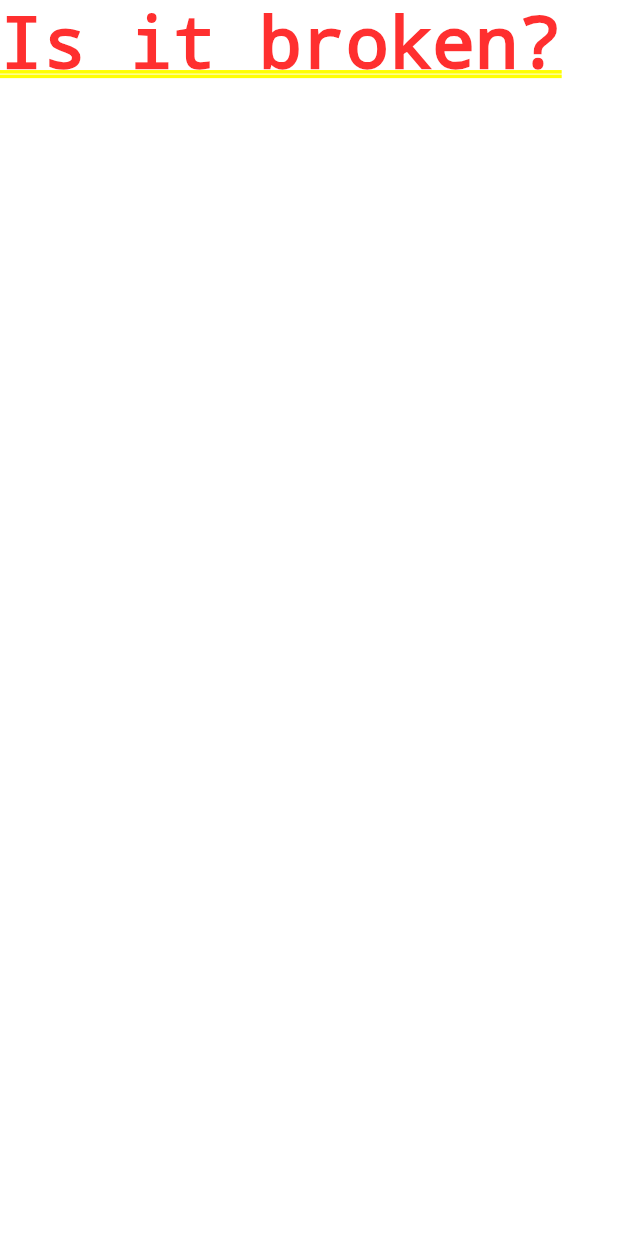
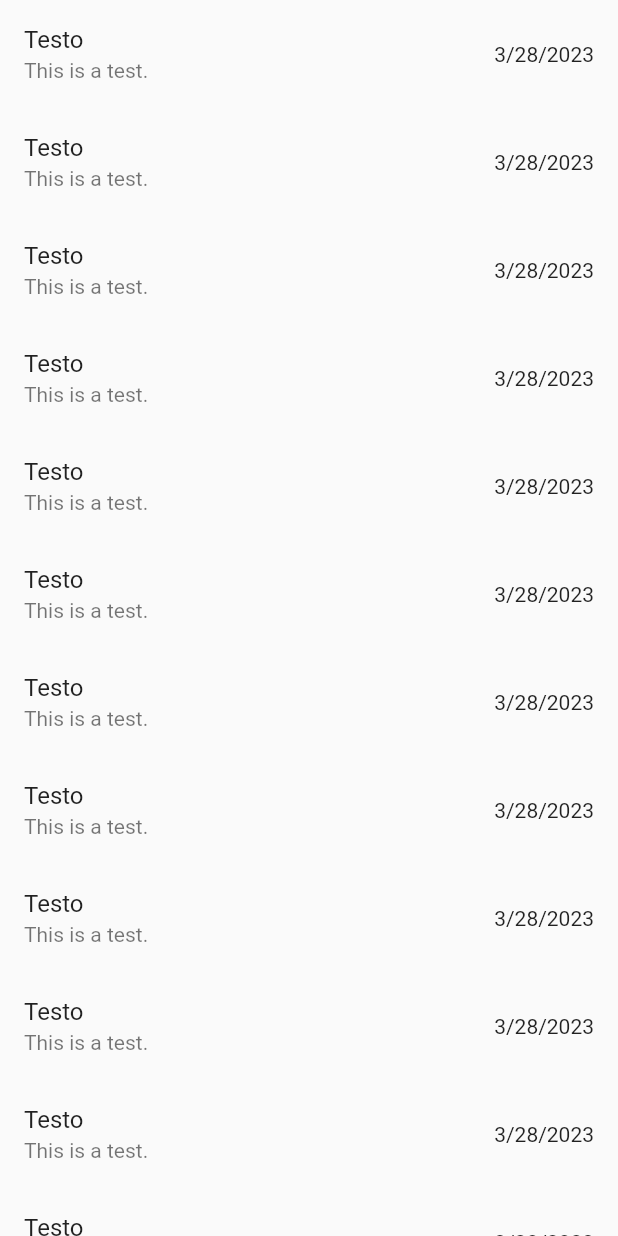
Before and after one commit to MauricioEnLaUni/Integradora-2023-CBS, a Flutter app: the screen it shows after launch, on a phone screen of 412 x 824 dp. Run offline on Flutter 3.47's test engine with Material 2 defaults, Android fonts, the phone set to English and light mode, and no system bars.

Commit message:
Started work on the timeline Added an infinitely scrolling screen

```diff
--- a/front_end/lib/main.dart
+++ b/front_end/lib/main.dart
@@ -1,4 +1,5 @@
 import 'package:flutter/material.dart';
+import 'package:front_end/src/Pages/Person/gantt.dart';
 import 'package:front_end/src/Pages/template.dart';
 
 void main() => runApp(const FictichosBuilderCRM());
@@ -8,6 +9,6 @@ class FictichosBuilderCRM extends StatelessWidget {
 
   @override
   Widget build(BuildContext context) {
-    return const Template();
+    return GanttDiagram();
   }
 }
--- /dev/null
+++ b/front_end/lib/src/Pages/Person/gantt.dart
@@ -0,0 +1,193 @@
+import 'package:flutter/material.dart';
+import 'package:intl/intl.dart' as intl;
+
+class FTask{
+  final String title;
+  final String description;
+  final List<String> assigned;
+  final DateTime starts;
+  final DateTime ends;
+
+  FTask({
+    required this.title,
+    required this.assigned,
+    required this.starts,
+    required this.ends,
+    required this.description
+  });
+}
+
+class GanttDiagram extends StatefulWidget {
+  @override
+  _GanttDiagramState createState() => _GanttDiagramState();
+}
+
+class _GanttDiagramState extends State<GanttDiagram> {
+  final List<FTask> _tasks = [
+    FTask(
+      title: "Testo",
+      description: "This is a test.",
+      assigned: ["16516489", "15616418"],
+      starts: DateTime.now(),
+      ends: DateTime(2023,4,1)
+    ),
+    FTask(
+      title: "Testo",
+      description: "This is a test.",
+      assigned: ["16516489", "15616418"],
+      starts: DateTime.now(),
+      ends: DateTime(2023,4,1)
+    ),
+    FTask(
+      title: "Testo",
+      description: "This is a test.",
+      assigned: ["16516489", "15616418"],
+      starts: DateTime.now(),
+      ends: DateTime(2023,4,1)
+    ),
+    FTask(
+      title: "Testo",
+      description: "This is a test.",
+      assigned: ["16516489", "15616418"],
+      starts: DateTime.now(),
+      ends: DateTime(2023,4,1)
+    ),
+    FTask(
+      title: "Testo",
+      description: "This is a test.",
+      assigned: ["16516489", "15616418"],
+      starts: DateTime.now(),
+      ends: DateTime(2023,4,1)
+    ),
+    FTask(
+      title: "Testo",
+      description: "This is a test.",
+      assigned: ["16516489", "15616418"],
+      starts: DateTime.now(),
+      ends: DateTime(2023,4,1)
+    ),
+    FTask(
+      title: "Testo",
+      description: "This is a test.",
+      assigned: ["16516489", "15616418"],
+      starts: DateTime.now(),
+      ends: DateTime(2023,4,1)
+    ),
+    FTask(
+      title: "Testo",
+      description: "This is a test.",
+      assigned: ["16516489", "15616418"],
+      starts: DateTime.now(),
+      ends: DateTime(2023,4,1)
+    ),
+    FTask(
+      title: "Testo",
+      description: "This is a test.",
+      assigned: ["16516489", "15616418"],
+      starts: DateTime.now(),
+      ends: DateTime(2023,4,1)
+    ),
+    FTask(
+      title: "Testo",
+      description: "This is a test.",
+      assigned: ["16516489", "15616418"],
+      starts: DateTime.now(),
+      ends: DateTime(2023,4,1)
+    ),
+    FTask(
+      title: "Testo",
+      description: "This is a test.",
+      assigned: ["16516489", "15616418"],
+      starts: DateTime.now(),
+      ends: DateTime(2023,4,1)
+    ),
+    FTask(
+      title: "Testo",
+      description: "This is a test.",
+      assigned: ["16516489", "15616418"],
+      starts: DateTime.now(),
+      ends: DateTime(2023,4,1)
+    ),
+    FTask(
+      title: "Testo",
+      description: "This is a test.",
+      assigned: ["16516489", "15616418"],
+      starts: DateTime.now(),
+      ends: DateTime(2023,4,1)
+    ),
+    FTask(
+      title: "Testo",
+      description: "This is a test.",
+      assigned: ["16516489", "15616418"],
+      starts: DateTime.now(),
+      ends: DateTime(2023,4,1)
+    ),
+    FTask(
+      title: "Testo",
+      description: "This is a test.",
+      assigned: ["16516489", "15616418"],
+      starts: DateTime.now(),
+      ends: DateTime(2023,4,1)
+    ),
+  ];
+
+  late ScrollController _scrollController;
+
+  @override
+  void initState() {
+    super.initState();
+    _scrollController = ScrollController();
+    _scrollController.addListener(_scrollListener);
+  }
+
+  @override
+  void dispose() {
+    _scrollController.removeListener(_scrollListener);
+    _scrollController.dispose();
+    super.dispose();
+  }
+
+  void _scrollListener() {
+    if (_scrollController.offset >= _scrollController.position.maxScrollExtent
+      && !_scrollController.position.outOfRange) {
+      setState(() {
+        _tasks.addAll([
+          FTask(
+            title: "Testo",
+            description: "This is a test.",
+            assigned: ["16516489", "15616418"],
+            starts: DateTime.now(),
+            ends: DateTime(2023,4,1)
+          ),
+          FTask(
+            title: "Testo",
+            description: "This is a test.",
+            assigned: ["16516489", "15616418"],
+            starts: DateTime.now(),
+            ends: DateTime(2023,4,1)
+          ),
+        ]);
+      });
+    }
+  }
+
+  @override
+  Widget build(BuildContext context) {
+    return MaterialApp(
+        home: Scaffold(
+          body: ListView.builder(
+          controller: _scrollController,
+          itemCount: _tasks.length,
+          itemBuilder: (context, index) {
+            final task = _tasks[index];
+            return ListTile(
+              title: Text(task.title),
+              subtitle: Text(task.description),
+              trailing: Text(intl.DateFormat.yMd().format(task.starts)),
+            );
+          },
+        ),
+      ),
+    );
+  }
+}
--- a/front_end/pubspec.yaml
+++ b/front_end/pubspec.yaml
@@ -38,6 +38,7 @@ dependencies:
   cupertino_icons: ^1.0.2
   bloc: ^8.1.1
   http: ^0.13.5
+  intl: ^0.18.0
 
 dev_dependencies:
   flutter_test:
```
Also changed, not shown: front_end/pubspec.lock.
